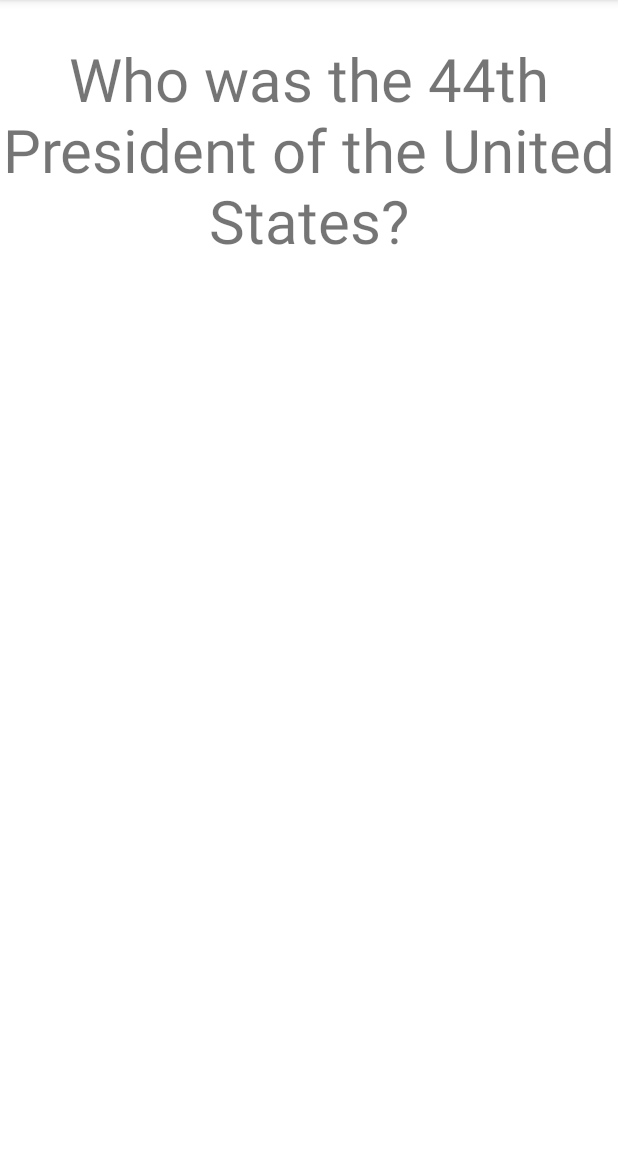
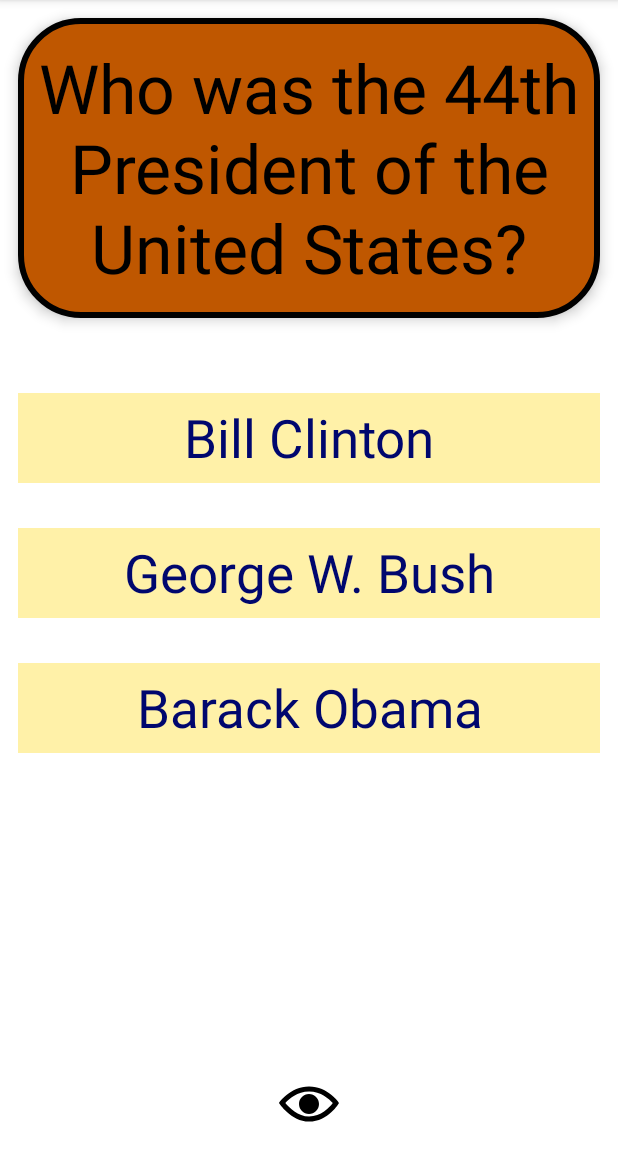
Before and after one commit to BenStormer/FlashcardApp, an Android app: the screen it shows after launch (MainActivity), on a phone screen of 412 x 824 dp, the part 84-1236 px from its top. Run offline under Robolectric (Android 15) with nearby library versions, the phone set to English and light mode, and no system bars.

Commit message:
Finished Bonus Tasks

```diff
--- a/app/src/main/java/com/example/bensflashcardapp/MainActivity.java
+++ b/app/src/main/java/com/example/bensflashcardapp/MainActivity.java
@@ -4,6 +4,7 @@ import androidx.appcompat.app.AppCompatActivity;
 
 import android.os.Bundle;
 import android.view.View;
+import android.widget.ImageView;
 import android.widget.TextView;
 
 
@@ -16,6 +17,11 @@ public class MainActivity extends AppCompatActivity {
 
         TextView flashcardQuestion = findViewById(R.id.flashcard_question_textview);
         TextView flashcardAnswer = findViewById(R.id.flashcard_answer_textview);
+        TextView choice1 = findViewById(R.id.choice_1);
+        TextView choice2 = findViewById(R.id.choice_2);
+        TextView correctChoice = findViewById(R.id.choice_correct);
+        ImageView eyeIcon = findViewById(R.id.toggle_choices_visibility);
+
         flashcardQuestion.setOnClickListener(new View.OnClickListener() {
             @Override
             public void onClick(View v) {
@@ -23,5 +29,56 @@ public class MainActivity extends AppCompatActivity {
                 flashcardAnswer.setVisibility(View.VISIBLE);
             }
         });
+
+        flashcardAnswer.setOnClickListener(new View.OnClickListener() {
+            @Override
+            public void onClick(View v) {
+                flashcardAnswer.setVisibility(View.INVISIBLE);
+                flashcardQuestion.setVisibility(View.VISIBLE);
+            }
+        });
+
+        choice1.setOnClickListener(new View.OnClickListener() {
+            @Override
+            public void onClick(View v) {
+                choice1.setBackgroundColor(getResources().getColor(R.color.red, null));
+                correctChoice.setBackgroundColor(getResources().getColor(R.color.green, null));
+            }
+        });
+
+        choice2.setOnClickListener(new View.OnClickListener() {
+            @Override
+            public void onClick(View v) {
+                choice2.setBackgroundColor(getResources().getColor(R.color.red, null));
+                correctChoice.setBackgroundColor(getResources().getColor(R.color.green, null));
+            }
+        });
+
+        correctChoice.setOnClickListener(new View.OnClickListener() {
+            @Override
+            public void onClick(View v) {
+                correctChoice.setBackgroundColor(getResources().getColor(R.color.green, null));
+            }
+        });
+
+        eyeIcon.setOnClickListener(new View.OnClickListener() {
+            boolean isShowingAnswers = true;
+            @Override
+            public void onClick(View v) {
+                if (isShowingAnswers) {
+                    ((ImageView) findViewById(R.id.toggle_choices_visibility)).setImageResource(R.drawable.eye_off);
+                    choice1.setVisibility(View.INVISIBLE);
+                    choice2.setVisibility(View.INVISIBLE);
+                    correctChoice.setVisibility(View.INVISIBLE);
+                }
+                else {
+                    ((ImageView) findViewById(R.id.toggle_choices_visibility)).setImageResource(R.drawable.eye_on);
+                    choice1.setVisibility(View.VISIBLE);
+                    choice2.setVisibility(View.VISIBLE);
+                    correctChoice.setVisibility(View.VISIBLE);
+                }
+                isShowingAnswers = !isShowingAnswers;
+            }
+        });
     }
 }
--- /dev/null
+++ b/app/src/main/res/drawable/answer_background.xml
@@ -0,0 +1,7 @@
+<?xml version="1.0" encoding="utf-8"?>
+<shape xmlns:android="http://schemas.android.com/apk/res/android"
+    android:shape="rectangle">
+    <corners android:radius="40dp" />
+    <stroke android:color="@color/black" android:width="4dp" />
+    <solid android:color="@color/blue_grey"/>
+</shape>
--- /dev/null
+++ b/app/src/main/res/drawable/eye_off.xml
@@ -0,0 +1,9 @@
+<vector xmlns:android="http://schemas.android.com/apk/res/android"
+    android:width="24dp"
+    android:height="24dp"
+    android:viewportWidth="24"
+    android:viewportHeight="24">
+  <path
+      android:fillColor="#FF000000"
+      android:pathData="M19.604,2.562l-3.346,3.137c-1.27,-0.428 -2.686,-0.699 -4.243,-0.699 -7.569,0 -12.015,6.551 -12.015,6.551s1.928,2.951 5.146,5.138l-2.911,2.909 1.414,1.414 17.37,-17.035 -1.415,-1.415zM13.588,8.341c-3.288,-1.453 -6.681,1.908 -5.265,5.206l-1.726,1.707c-1.814,-1.16 -3.225,-2.65 -4.06,-3.66 1.493,-1.648 4.817,-4.594 9.478,-4.594 0.927,0 1.796,0.119 2.61,0.315l-1.037,1.026zM10.705,15.772l5.09,-4.993c1.017,3.111 -2.003,6.067 -5.09,4.993zM24,11.551s-4.252,7.449 -11.985,7.449c-1.379,0 -2.662,-0.291 -3.851,-0.737l1.614,-1.583c0.715,0.193 1.458,0.32 2.237,0.32 4.791,0 8.104,-3.527 9.504,-5.364 -0.729,-0.822 -1.956,-1.99 -3.587,-2.952l1.489,-1.46c2.982,1.9 4.579,4.327 4.579,4.327z"/>
+</vector>
--- /dev/null
+++ b/app/src/main/res/drawable/eye_on.xml
@@ -0,0 +1,9 @@
+<vector xmlns:android="http://schemas.android.com/apk/res/android"
+    android:width="24dp"
+    android:height="24dp"
+    android:viewportWidth="24"
+    android:viewportHeight="24">
+  <path
+      android:fillColor="#FF000000"
+      android:pathData="M12.015,7c4.751,0 8.063,3.012 9.504,4.636 -1.401,1.837 -4.713,5.364 -9.504,5.364 -4.42,0 -7.93,-3.536 -9.478,-5.407 1.493,-1.647 4.817,-4.593 9.478,-4.593zM12.015,5c-7.569,0 -12.015,6.551 -12.015,6.551s4.835,7.449 12.015,7.449c7.733,0 11.985,-7.449 11.985,-7.449s-4.291,-6.551 -11.985,-6.551zM12,8c-2.209,0 -4,1.792 -4,4 0,2.209 1.791,4 4,4s4,-1.791 4,-4c0,-2.208 -1.791,-4 -4,-4z"/>
+</vector>
--- /dev/null
+++ b/app/src/main/res/drawable/question_background.xml
@@ -0,0 +1,7 @@
+<?xml version="1.0" encoding="utf-8"?>
+<shape xmlns:android="http://schemas.android.com/apk/res/android"
+    android:shape="rectangle">
+    <corners android:radius="40dp" />
+    <stroke android:color="@color/black" android:width="4dp" />
+    <solid android:color="@color/ut_orange" />
+</shape>
--- a/app/src/main/res/layout/activity_main.xml
+++ b/app/src/main/res/layout/activity_main.xml
@@ -3,15 +3,21 @@
     xmlns:tools="http://schemas.android.com/tools"
     android:layout_width="match_parent"
     android:layout_height="match_parent"
+    android:padding="12dp"
+    android:clipToPadding="false"
     tools:context=".MainActivity">
 
     <TextView
         android:id="@+id/flashcard_question_textview"
-        android:layout_width="match_parent"
+        android:layout_width="wrap_content"
         android:layout_height="200dp"
+        android:layout_centerHorizontal="true"
         android:gravity="center"
+        android:elevation="5dp"
         android:text="Who was the 44th President of the United States?"
-        android:textSize="40sp" />
+        android:textColor="@color/black"
+        android:background="@drawable/question_background"
+        android:textSize="45sp" />
 
     <TextView
         android:id="@+id/flashcard_answer_textview"
@@ -20,5 +26,52 @@
         android:layout_height="200dp"
         android:gravity="center"
         android:text="Barack Obama"
-        android:textSize="40sp" />
+        android:textColor="@color/white"
+        android:background="@drawable/answer_background"
+        android:elevation="2dp"
+        android:textSize="45sp" />
+
+    <TextView
+        android:id="@+id/choice_1"
+        android:layout_below="@id/flashcard_question_textview"
+        android:layout_width="match_parent"
+        android:layout_height="60dp"
+        android:layout_marginTop="50dp"
+        android:gravity="center"
+        android:text="Bill Clinton"
+        android:textColor="@color/dark_blue"
+        android:background="@color/light_yellow"
+        android:textSize="35sp" />
+
+    <TextView
+        android:id="@+id/choice_2"
+        android:layout_below="@id/choice_1"
+        android:layout_width="match_parent"
+        android:layout_height="60dp"
+        android:layout_marginTop="30dp"
+        android:gravity="center"
+        android:text="George W. Bush"
+        android:textColor="@color/dark_blue"
+        android:background="@color/light_yellow"
+        android:textSize="35sp" />
+
+    <TextView
+        android:id="@+id/choice_correct"
+        android:layout_below="@id/choice_2"
+        android:layout_width="match_parent"
+        android:layout_height="60dp"
+        android:layout_marginTop="30dp"
+        android:gravity="center"
+        android:text="Barack Obama"
+        android:textColor="@color/dark_blue"
+        android:background="@color/light_yellow"
+        android:textSize="35sp" />
+
+    <ImageView
+        android:id="@+id/toggle_choices_visibility"
+        android:layout_width="40dp"
+        android:layout_height="40dp"
+        android:layout_centerHorizontal="true"
+        android:layout_alignParentBottom="true"
+        android:src="@drawable/eye_on"/>
 </RelativeLayout>
--- a/app/src/main/res/values/colors.xml
+++ b/app/src/main/res/values/colors.xml
@@ -7,4 +7,10 @@
     <color name="teal_700">#FF018786</color>
     <color name="black">#FF000000</color>
     <color name="white">#FFFFFFFF</color>
+    <color name="ut_orange">#BF5700</color>
+    <color name="blue_grey">#5D7183</color>
+    <color name="dark_blue">#00076E</color>
+    <color name="light_yellow">#FFF1A8</color>
+    <color name="red">#FE453A</color>
+    <color name="green">#00A422</color>
 </resources>
```
